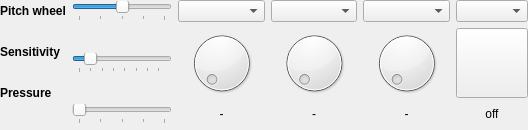
This is sources/clavier/controllerarea.ui in davy7125/polyphone as Qt 5 draws it before an edit. The edited form follows.
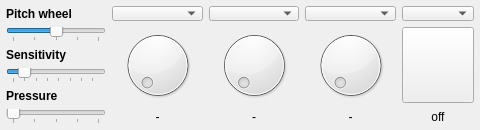
This is the edited form. Custom widgets are drawn as their Qt base class.

```diff
--- a/sources/clavier/controllerarea.ui
+++ b/sources/clavier/controllerarea.ui
@@ -6,7 +6,7 @@
    <rect>
     <x>0</x>
     <y>0</y>
-    <width>528</width>
+    <width>480</width>
     <height>130</height>
    </rect>
   </property>
@@ -21,54 +21,99 @@
   </property>
   <layout class="QGridLayout" name="gridLayout">
    <property name="leftMargin">
-    <number>0</number>
+    <number>6</number>
    </property>
    <property name="topMargin">
-    <number>0</number>
+    <number>6</number>
    </property>
    <property name="rightMargin">
-    <number>0</number>
+    <number>6</number>
    </property>
    <property name="bottomMargin">
     <number>6</number>
    </property>
-   <item row="2" column="5">
-    <widget class="QLabel" name="labelValue3">
+   <item row="0" column="1">
+    <widget class="QLabel" name="labelWheelValue">
+     <property name="font">
+      <font>
+       <pointsize>9</pointsize>
+      </font>
+     </property>
      <property name="text">
-      <string notr="true">-</string>
+      <string notr="true"/>
      </property>
      <property name="alignment">
-      <set>Qt::AlignmentFlag::AlignCenter</set>
+      <set>Qt::AlignRight|Qt::AlignTrailing|Qt::AlignVCenter</set>
      </property>
     </widget>
    </item>
    <item row="0" column="5">
     <widget class="ComboCC" name="comboControl3"/>
    </item>
-   <item row="1" column="5">
-    <widget class="ResettableDial" name="knob3">
-     <property name="maximum">
-      <number>127</number>
+   <item row="0" column="4">
+    <widget class="ComboCC" name="comboControl2"/>
+   </item>
+   <item row="2" column="1">
+    <widget class="QLabel" name="labelSensitivityValue">
+     <property name="font">
+      <font>
+       <pointsize>9</pointsize>
+      </font>
      </property>
+     <property name="text">
+      <string notr="true"/>
+     </property>
+     <property name="alignment">
+      <set>Qt::AlignRight|Qt::AlignTrailing|Qt::AlignVCenter</set>
+     </property>
     </widget>
    </item>
-   <item row="2" column="2">
-    <widget class="StyledSlider" name="sliderPressure">
-     <property name="maximum">
-      <number>127</number>
+   <item row="0" column="3">
+    <widget class="ComboCC" name="comboControl1"/>
+   </item>
+   <item row="0" column="6">
+    <widget class="ComboCC" name="comboControl4"/>
+   </item>
+   <item row="2" column="0">
+    <widget class="QLabel" name="label_4">
+     <property name="font">
+      <font>
+       <bold>true</bold>
+      </font>
      </property>
-     <property name="orientation">
-      <enum>Qt::Orientation::Horizontal</enum>
+     <property name="text">
+      <string>Sensitivity</string>
      </property>
-     <property name="tickPosition">
-      <enum>QSlider::TickPosition::TicksBelow</enum>
+    </widget>
+   </item>
+   <item row="4" column="1">
+    <widget class="QLabel" name="labelPressureValue">
+     <property name="font">
+      <font>
+       <pointsize>9</pointsize>
+      </font>
      </property>
-     <property name="tickInterval">
-      <number>32</number>
+     <property name="text">
+      <string notr="true"/>
      </property>
+     <property name="alignment">
+      <set>Qt::AlignRight|Qt::AlignTrailing|Qt::AlignVCenter</set>
+     </property>
     </widget>
    </item>
-   <item row="1" column="2">
+   <item row="4" column="0">
+    <widget class="QLabel" name="label_5">
+     <property name="font">
+      <font>
+       <bold>true</bold>
+      </font>
+     </property>
+     <property name="text">
+      <string>Pressure</string>
+     </property>
+    </widget>
+   </item>
+   <item row="3" column="0" colspan="2">
     <widget class="StyledSlider" name="sliderSensitivity">
      <property name="maximum">
       <number>1500</number>
@@ -90,7 +135,121 @@
      </property>
     </widget>
    </item>
-   <item row="1" column="6">
+   <item row="1" column="0" colspan="2">
+    <widget class="StyledSlider" name="sliderPitchWheel">
+     <property name="minimumSize">
+      <size>
+       <width>100</width>
+       <height>0</height>
+      </size>
+     </property>
+     <property name="maximum">
+      <number>127</number>
+     </property>
+     <property name="value">
+      <number>64</number>
+     </property>
+     <property name="orientation">
+      <enum>Qt::Horizontal</enum>
+     </property>
+     <property name="tickPosition">
+      <enum>QSlider::TicksBelow</enum>
+     </property>
+     <property name="tickInterval">
+      <number>32</number>
+     </property>
+    </widget>
+   </item>
+   <item row="0" column="0">
+    <widget class="QLabel" name="label_3">
+     <property name="font">
+      <font>
+       <bold>true</bold>
+      </font>
+     </property>
+     <property name="text">
+      <string>Pitch wheel</string>
+     </property>
+    </widget>
+   </item>
+   <item row="5" column="0" colspan="2">
+    <widget class="StyledSlider" name="sliderPressure">
+     <property name="maximum">
+      <number>127</number>
+     </property>
+     <property name="orientation">
+      <enum>Qt::Horizontal</enum>
+     </property>
+     <property name="tickPosition">
+      <enum>QSlider::TicksBelow</enum>
+     </property>
+     <property name="tickInterval">
+      <number>32</number>
+     </property>
+    </widget>
+   </item>
+   <item row="5" column="3">
+    <widget class="QLabel" name="labelValue1">
+     <property name="text">
+      <string notr="true">-</string>
+     </property>
+     <property name="alignment">
+      <set>Qt::AlignCenter</set>
+     </property>
+    </widget>
+   </item>
+   <item row="5" column="4">
+    <widget class="QLabel" name="labelValue2">
+     <property name="text">
+      <string notr="true">-</string>
+     </property>
+     <property name="alignment">
+      <set>Qt::AlignCenter</set>
+     </property>
+    </widget>
+   </item>
+   <item row="5" column="5">
+    <widget class="QLabel" name="labelValue3">
+     <property name="text">
+      <string notr="true">-</string>
+     </property>
+     <property name="alignment">
+      <set>Qt::AlignCenter</set>
+     </property>
+    </widget>
+   </item>
+   <item row="5" column="6">
+    <widget class="QLabel" name="labelValue4">
+     <property name="text">
+      <string notr="true">off</string>
+     </property>
+     <property name="alignment">
+      <set>Qt::AlignCenter</set>
+     </property>
+    </widget>
+   </item>
+   <item row="1" column="3" rowspan="4">
+    <widget class="ResettableDial" name="knob1">
+     <property name="maximum">
+      <number>127</number>
+     </property>
+    </widget>
+   </item>
+   <item row="1" column="4" rowspan="4">
+    <widget class="ResettableDial" name="knob2">
+     <property name="maximum">
+      <number>127</number>
+     </property>
+    </widget>
+   </item>
+   <item row="1" column="5" rowspan="4">
+    <widget class="ResettableDial" name="knob3">
+     <property name="maximum">
+      <number>127</number>
+     </property>
+    </widget>
+   </item>
+   <item row="1" column="6" rowspan="4">
     <widget class="LedButton" name="push4">
      <property name="sizePolicy">
       <sizepolicy hsizetype="Preferred" vsizetype="Preferred">
@@ -109,163 +268,6 @@
      </property>
     </widget>
    </item>
-   <item row="2" column="3">
-    <widget class="QLabel" name="labelValue1">
-     <property name="text">
-      <string notr="true">-</string>
-     </property>
-     <property name="alignment">
-      <set>Qt::AlignmentFlag::AlignCenter</set>
-     </property>
-    </widget>
-   </item>
-   <item row="2" column="4">
-    <widget class="QLabel" name="labelValue2">
-     <property name="text">
-      <string notr="true">-</string>
-     </property>
-     <property name="alignment">
-      <set>Qt::AlignmentFlag::AlignCenter</set>
-     </property>
-    </widget>
-   </item>
-   <item row="1" column="4">
-    <widget class="ResettableDial" name="knob2">
-     <property name="maximum">
-      <number>127</number>
-     </property>
-    </widget>
-   </item>
-   <item row="0" column="4">
-    <widget class="ComboCC" name="comboControl2"/>
-   </item>
-   <item row="0" column="6">
-    <widget class="ComboCC" name="comboControl4"/>
-   </item>
-   <item row="2" column="6">
-    <widget class="QLabel" name="labelValue4">
-     <property name="text">
-      <string notr="true">off</string>
-     </property>
-     <property name="alignment">
-      <set>Qt::AlignmentFlag::AlignCenter</set>
-     </property>
-    </widget>
-   </item>
-   <item row="0" column="2">
-    <widget class="StyledSlider" name="sliderPitchWheel">
-     <property name="minimumSize">
-      <size>
-       <width>100</width>
-       <height>0</height>
-      </size>
-     </property>
-     <property name="maximum">
-      <number>127</number>
-     </property>
-     <property name="value">
-      <number>64</number>
-     </property>
-     <property name="orientation">
-      <enum>Qt::Orientation::Horizontal</enum>
-     </property>
-     <property name="tickPosition">
-      <enum>QSlider::TickPosition::TicksBelow</enum>
-     </property>
-     <property name="tickInterval">
-      <number>32</number>
-     </property>
-    </widget>
-   </item>
-   <item row="1" column="3">
-    <widget class="ResettableDial" name="knob1">
-     <property name="maximum">
-      <number>127</number>
-     </property>
-    </widget>
-   </item>
-   <item row="0" column="3">
-    <widget class="ComboCC" name="comboControl1"/>
-   </item>
-   <item row="0" column="1" rowspan="3">
-    <layout class="QVBoxLayout" name="verticalLayout">
-     <property name="spacing">
-      <number>0</number>
-     </property>
-     <item>
-      <widget class="QLabel" name="label_3">
-       <property name="font">
-        <font>
-         <bold>true</bold>
-        </font>
-       </property>
-       <property name="text">
-        <string>Pitch wheel</string>
-       </property>
-      </widget>
-     </item>
-     <item>
-      <widget class="QLabel" name="labelWheelValue">
-       <property name="font">
-        <font>
-         <pointsize>9</pointsize>
-        </font>
-       </property>
-       <property name="text">
-        <string notr="true"/>
-       </property>
-      </widget>
-     </item>
-     <item>
-      <widget class="QLabel" name="label_4">
-       <property name="font">
-        <font>
-         <bold>true</bold>
-        </font>
-       </property>
-       <property name="text">
-        <string>Sensitivity</string>
-       </property>
-      </widget>
-     </item>
-     <item>
-      <widget class="QLabel" name="labelSensitivityValue">
-       <property name="font">
-        <font>
-         <pointsize>9</pointsize>
-        </font>
-       </property>
-       <property name="text">
-        <string notr="true"/>
-       </property>
-      </widget>
-     </item>
-     <item>
-      <widget class="QLabel" name="label_5">
-       <property name="font">
-        <font>
-         <bold>true</bold>
-        </font>
-       </property>
-       <property name="text">
-        <string>Pressure</string>
-       </property>
-      </widget>
-     </item>
-     <item>
-      <widget class="QLabel" name="labelPressureValue">
-       <property name="font">
-        <font>
-         <pointsize>9</pointsize>
-        </font>
-       </property>
-       <property name="text">
-        <string notr="true"/>
-       </property>
-      </widget>
-     </item>
-    </layout>
-   </item>
   </layout>
  </widget>
  <customwidgets>
```
Left out of the diff: 7 changed lines with no effect on the pictures.
